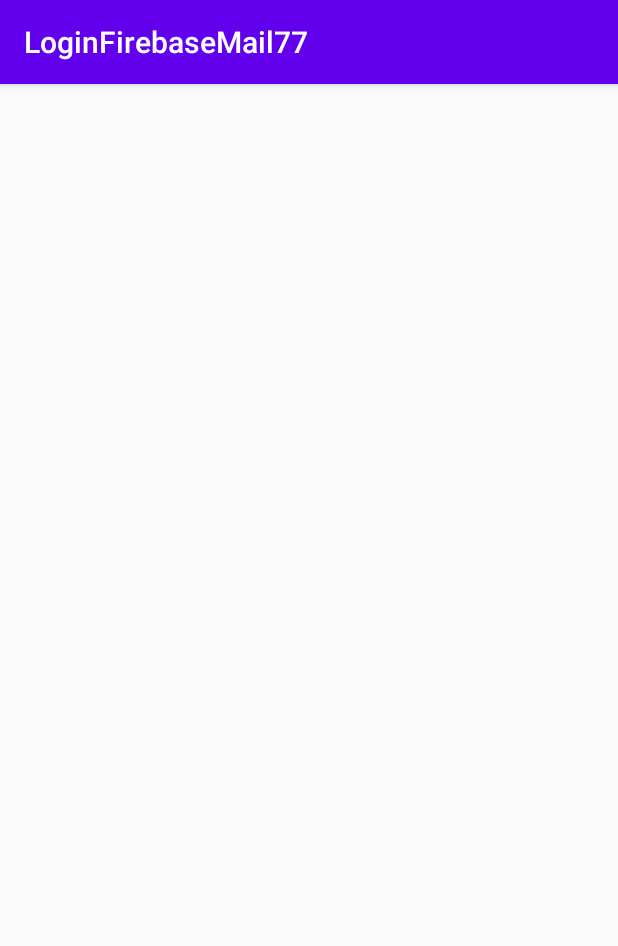
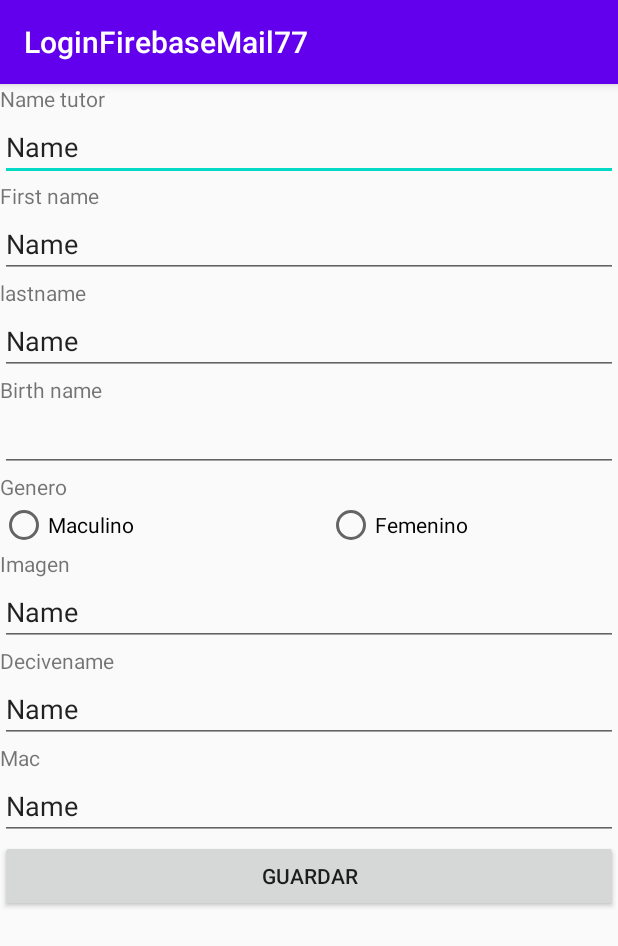
Before and after one commit to fmoreirag15/LoginFirebaseMail77, an Android app: the registrarpaciente screen opened directly, with no data from a screen before it, on a phone screen of 412 x 824 dp. Shown: the top 946 px of the screen. Run offline under Robolectric (Android 15) with nearby library versions, the phone set to English and light mode, and no system bars.

Commit message:
diseño paciente

```diff
--- a/app/src/main/res/layout/activity_registrarpaciente.xml
+++ b/app/src/main/res/layout/activity_registrarpaciente.xml
@@ -7,4 +7,130 @@
     android:orientation="vertical"
     tools:context=".registrarpaciente">
 
+    <TextView
+        android:layout_width="match_parent"
+        android:layout_height="wrap_content"
+        android:text="Name tutor" />
+
+    <EditText
+        android:id="@+id/txtNameTutor"
+        android:layout_width="match_parent"
+        android:layout_height="wrap_content"
+        android:ems="10"
+        android:inputType="textPersonName"
+        android:text="Name" />
+
+    <TextView
+        android:id="@+id/textView2"
+        android:layout_width="match_parent"
+        android:layout_height="wrap_content"
+        android:text="First name" />
+
+    <EditText
+        android:id="@+id/firtname"
+        android:layout_width="match_parent"
+        android:layout_height="wrap_content"
+        android:ems="10"
+        android:inputType="textPersonName"
+        android:text="Name" />
+
+    <TextView
+        android:id="@+id/textView3"
+        android:layout_width="match_parent"
+        android:layout_height="wrap_content"
+        android:text="lastname" />
+
+    <EditText
+        android:id="@+id/txtlastname"
+        android:layout_width="match_parent"
+        android:layout_height="wrap_content"
+        android:ems="10"
+        android:inputType="textPersonName"
+        android:text="Name" />
+
+    <TextView
+        android:id="@+id/textView4"
+        android:layout_width="match_parent"
+        android:layout_height="wrap_content"
+        android:text="Birth name" />
+
+    <EditText
+        android:id="@+id/editTextDate"
+        android:layout_width="match_parent"
+        android:layout_height="wrap_content"
+        android:ems="10"
+        android:inputType="date" />
+
+    <TextView
+        android:id="@+id/textView5"
+        android:layout_width="match_parent"
+        android:layout_height="wrap_content"
+        android:text="Genero" />
+
+    <RadioGroup
+        android:layout_width="match_parent"
+        android:layout_height="wrap_content"
+        android:orientation="horizontal">
+
+        <RadioButton
+            android:id="@+id/radioButton"
+            android:layout_width="218dp"
+            android:layout_height="wrap_content"
+            android:text="Maculino" />
+
+        <RadioButton
+            android:id="@+id/radioButton2"
+            android:layout_width="match_parent"
+            android:layout_height="wrap_content"
+            android:text="Femenino" />
+    </RadioGroup>
+
+    <TextView
+        android:id="@+id/textView6"
+        android:layout_width="match_parent"
+        android:layout_height="wrap_content"
+        android:text="Imagen" />
+
+    <EditText
+        android:id="@+id/editTextTextPersonName5"
+        android:layout_width="match_parent"
+        android:layout_height="wrap_content"
+        android:ems="10"
+        android:inputType="textPersonName"
+        android:text="Name" />
+
+    <TextView
+        android:id="@+id/textView7"
+        android:layout_width="match_parent"
+        android:layout_height="wrap_content"
+        android:text="Decivename" />
+
+    <EditText
+        android:id="@+id/txtDecivename"
+        android:layout_width="match_parent"
+        android:layout_height="wrap_content"
+        android:ems="10"
+        android:inputType="textPersonName"
+        android:text="Name" />
+
+    <TextView
+        android:id="@+id/textView8"
+        android:layout_width="match_parent"
+        android:layout_height="wrap_content"
+        android:text="Mac" />
+
+    <EditText
+        android:id="@+id/txtMac"
+        android:layout_width="match_parent"
+        android:layout_height="wrap_content"
+        android:ems="10"
+        android:inputType="textPersonName"
+        android:text="Name" />
+
+    <Button
+        android:id="@+id/button4"
+        android:layout_width="match_parent"
+        android:layout_height="wrap_content"
+        android:text="Guardar" />
+
 </LinearLayout>
```
